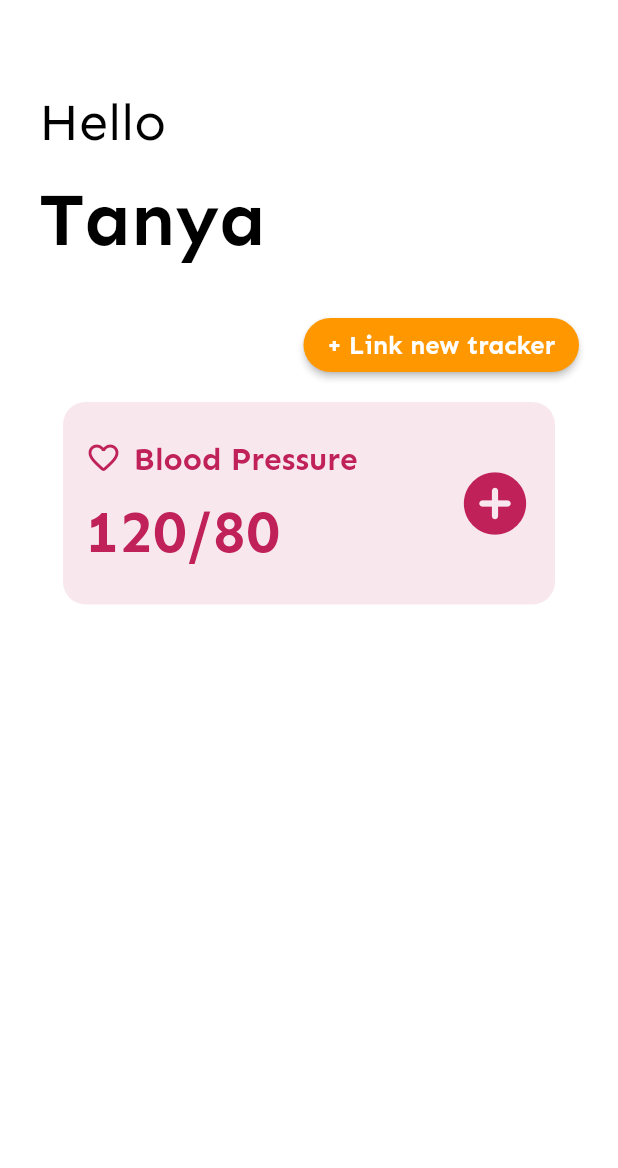
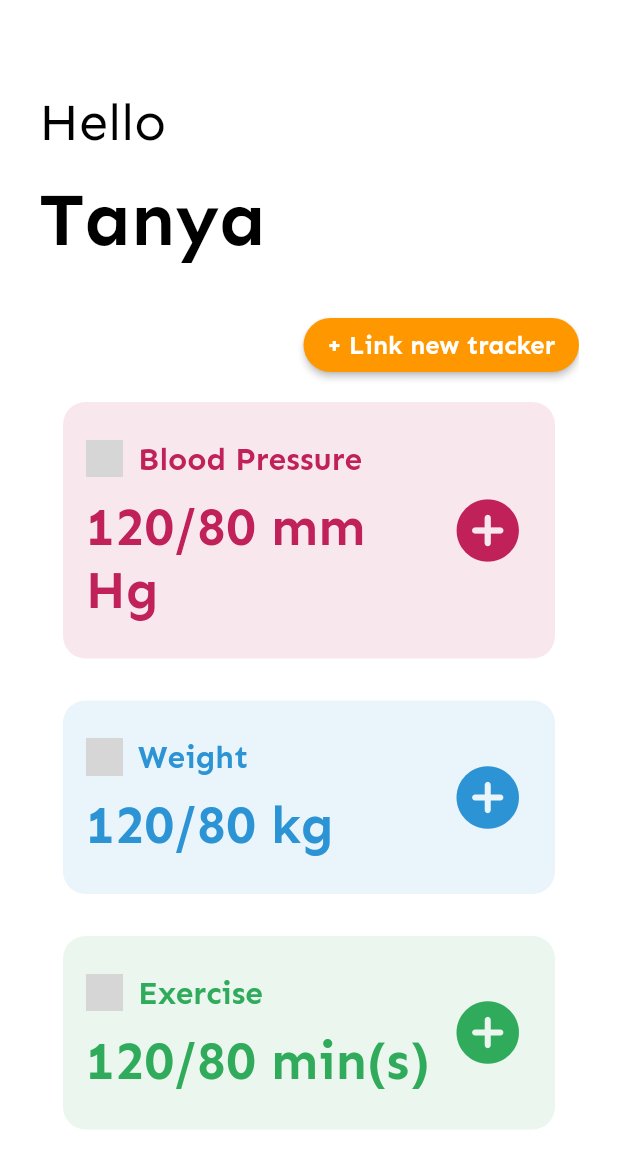
Before and after one commit to greeshmakannegolla/health_tracker, a Flutter app: the screen it shows after launch, after a tap on the "chevron right" icon, on a phone screen of 412 x 824 dp. Shown: the top 1168 px of the screen. Run offline on Flutter 3.47's test engine with Material 2 defaults, Android fonts, the light colour scheme and no system bars; our stand-ins replace cloud_firestore, firebase_core; missing offline and left inert: flutter_rounded_date_picker; accounts and stored records are empty; grey boxes are pictures that could not be loaded.

Commit message:
tracker_listing_screen implementation complete: Added icons Linked UI to mock data

```diff
--- a/health_tracker/lib/helpers/color_constants.dart
+++ b/health_tracker/lib/helpers/color_constants.dart
@@ -6,6 +6,6 @@ class ColorConstants {
   static const kAppBackgroundColor = Colors.white;
   static const kActionButtonColor = Colors.orange;
   static const kBloodPressureColor = Color(0xFFbf2158);
-  static const kExerciseColor = Color(0xFFab26d4);
+  static const kExerciseColor = Color(0xFF30ab5b);
   static const kWeightColor = Color(0xFF2c94d4);
 }
--- a/health_tracker/lib/helpers/string_constants.dart
+++ b/health_tracker/lib/helpers/string_constants.dart
@@ -1,4 +1,10 @@
+//images
 const String kWelcome = "images/welcome.jpeg";
+const String kWeight = "images/weight.png";
+const String kBp = "images/bp.png";
+const String kThunder = "images/thunder.png";
+
+//text
 const String kWelcomeMessage = "Welcome to \nyour personal \nhealth tracker";
 const String kHello = "Hello";
 const String kName = "Tanya";
--- a/health_tracker/lib/main.dart
+++ b/health_tracker/lib/main.dart
@@ -1,10 +1,12 @@
 import 'package:firebase_core/firebase_core.dart';
 import 'package:flutter/material.dart';
+import 'package:health_tracker/mock_data/mock_tracker_data.dart';
 import 'package:health_tracker/screens/welcome_page.dart';
 
 void main() async {
   WidgetsFlutterBinding.ensureInitialized();
   await Firebase.initializeApp();
+  MockTrackerList.initialize();
 
   runApp(const MaterialApp(
       debugShowCheckedModeBanner: false, home: WelcomePage()));
--- /dev/null
+++ b/health_tracker/lib/mock_data/mock_tracker_data.dart
@@ -0,0 +1,41 @@
+import 'package:flutter/material.dart';
+import 'package:health_tracker/helpers/color_constants.dart';
+import 'package:health_tracker/helpers/string_constants.dart';
+
+class MockTracker {
+  String displayName = '';
+  String unit = '';
+  String iconPath = '';
+  String id = '';
+  Color color = ColorConstants.kActionButtonColor;
+}
+
+class MockTrackerList {
+  static List<MockTracker> mockTrackers = [];
+
+  static initialize() {
+    MockTracker bpTracker = MockTracker();
+    bpTracker.displayName = 'Blood Pressure';
+    bpTracker.iconPath = kBp;
+    bpTracker.id = 'bp_data';
+    bpTracker.unit = 'mm Hg';
+    bpTracker.color = ColorConstants.kBloodPressureColor;
+    mockTrackers.add(bpTracker);
+
+    MockTracker weightTracker = MockTracker();
+    weightTracker.displayName = 'Weight';
+    weightTracker.iconPath = kWeight;
+    weightTracker.id = 'weight';
+    weightTracker.unit = 'kg';
+    weightTracker.color = ColorConstants.kWeightColor;
+    mockTrackers.add(weightTracker);
+
+    MockTracker exerciseTracker = MockTracker();
+    exerciseTracker.displayName = 'Exercise';
+    exerciseTracker.iconPath = kThunder;
+    exerciseTracker.id = 'exercise';
+    exerciseTracker.unit = 'min(s)';
+    exerciseTracker.color = ColorConstants.kExerciseColor;
+    mockTrackers.add(exerciseTracker);
+  }
+}
--- a/health_tracker/lib/reusable_widgets/health_tracker_card.dart
+++ b/health_tracker/lib/reusable_widgets/health_tracker_card.dart
@@ -1,12 +1,13 @@
+import 'package:firebase_analytics/firebase_analytics.dart';
 import 'package:flutter/material.dart';
-import 'package:health_tracker/helpers/color_constants.dart';
 import 'package:health_tracker/helpers/style_constants.dart';
+import 'package:health_tracker/mock_data/mock_tracker_data.dart';
 import 'package:health_tracker/screens/tracker_detail_screen.dart';
 import 'package:health_tracker/screens/value_entry_form.dart';
-import 'package:firebase_analytics/firebase_analytics.dart';
 
 class HealthTrackerCard extends StatefulWidget {
-  const HealthTrackerCard({Key? key}) : super(key: key);
+  final MockTracker mockTracker;
+  const HealthTrackerCard(this.mockTracker, {Key? key}) : super(key: key);
 
   @override
   _HealthTrackerCardState createState() => _HealthTrackerCardState();
@@ -19,7 +20,7 @@ class _HealthTrackerCardState extends State<HealthTrackerCard> {
     return InkWell(
       onTap: () async {
         await _analytics.logEvent(name: 'tracker_detail', parameters: {
-          'view_card': 1, //TODO: Send selected card index
+          'view_card': widget.mockTracker.id,
         });
         await Navigator.push(
             context,
@@ -27,7 +28,7 @@ class _HealthTrackerCardState extends State<HealthTrackerCard> {
                 builder: (context) => const TrackerDetailScreen()));
       },
       child: Card(
-        color: ColorConstants.kBloodPressureColor.withOpacity(0.1),
+        color: widget.mockTracker.color.withOpacity(0.1),
         shape: RoundedRectangleBorder(
           borderRadius: BorderRadius.circular(15.0),
         ),
@@ -37,48 +38,55 @@ class _HealthTrackerCardState extends State<HealthTrackerCard> {
           child: Row(
             mainAxisAlignment: MainAxisAlignment.spaceBetween,
             children: [
-              Column(
+              Expanded(
+                flex: 4,
+                child: Column(
                   crossAxisAlignment: CrossAxisAlignment.start,
                   children: [
                     Row(
                       children: [
-                      const Icon(
-                        Icons.favorite_border_rounded,
-                        color: ColorConstants.kBloodPressureColor,
+                        Image.asset(
+                          widget.mockTracker.iconPath,
+                          color: widget.mockTracker.color,
+                          height: 25,
+                          width: 25,
                         ),
-                      //TODO:Get icon, color from prev screen
                         const SizedBox(
-                        width: 8,
+                          width: 10,
                         ),
                         Text(
-                        "Blood Pressure",
+                          widget.mockTracker.displayName,
                           style: kSubText.copyWith(
-                          color: ColorConstants.kBloodPressureColor,
+                            color: widget.mockTracker.color,
                           ),
-                      ) //TODO:Get from prev screen
+                        )
                       ],
                     ),
                     const SizedBox(
                       height: 12,
                     ),
-                  Text("120/80", //TODO: Get latest entry
+                    Text(
+                        "120/80 " + //TODO: Get latest entry
+                            widget.mockTracker.unit,
                         style: kSubText.copyWith(
-                          color: ColorConstants.kBloodPressureColor,
-                          fontSize: 40))
+                            color: widget.mockTracker.color, fontSize: 35))
                   ],
                 ),
-              InkWell(
+              ),
+              Expanded(
+                flex: 1,
+                child: InkWell(
                   onTap: () {
                     Navigator.push(
                         context,
                         MaterialPageRoute(
                             builder: (context) => const AddEditForm()));
                   },
-                child: const Icon(
+                  child: Icon(
                     Icons.add_circle_rounded,
                     size: 50,
-                  color: ColorConstants
-                      .kBloodPressureColor, //TODO:Get from prev screen
+                    color: widget.mockTracker.color,
+                  ),
                 ),
               )
             ],
--- a/health_tracker/lib/screens/tracker_detail_screen.dart
+++ b/health_tracker/lib/screens/tracker_detail_screen.dart
@@ -4,6 +4,7 @@ import 'package:health_tracker/helpers/color_constants.dart';
 import 'package:health_tracker/helpers/style_constants.dart';
 import 'package:health_tracker/models/tracker_detail_model.dart';
 import 'package:health_tracker/screens/value_entry_form.dart';
+import 'package:intl/intl.dart';
 
 class TrackerDetailScreen extends StatefulWidget {
   const TrackerDetailScreen({Key? key}) : super(key: key);
@@ -15,7 +16,6 @@ class TrackerDetailScreen extends StatefulWidget {
 class _TrackerDetailScreenState extends State<TrackerDetailScreen> {
   @override
   void initState() {
-    // TODO: implement initState
     super.initState();
     listenToData();
   }
@@ -91,7 +91,7 @@ class _TrackerDetailScreenState extends State<TrackerDetailScreen> {
       DataColumn(
           label: Expanded(
         child: Text(
-          'Blood Pressure \n(in mm Hg)', //TODO: Change from db, check UI issue
+          'Blood Pressure \n(in mm Hg)', //TODO: Change from db
           style: kSubHeader.copyWith(fontSize: 20),
         ),
       )),
@@ -102,7 +102,7 @@ class _TrackerDetailScreenState extends State<TrackerDetailScreen> {
     return entries.trackerDataList
         .map((entry) => DataRow(cells: [
               DataCell(Text(
-                entry.date.toString(), //TODO:Format
+                DateFormat("dd MMM, yyyy").format(entry.date),
                 textAlign: TextAlign.center,
                 style: kSubHeader.copyWith(fontWeight: FontWeight.w400),
               )),
--- a/health_tracker/lib/screens/tracker_listing_screen.dart
+++ b/health_tracker/lib/screens/tracker_listing_screen.dart
@@ -2,6 +2,7 @@ import 'package:flutter/material.dart';
 import 'package:health_tracker/helpers/color_constants.dart';
 import 'package:health_tracker/helpers/string_constants.dart';
 import 'package:health_tracker/helpers/style_constants.dart';
+import 'package:health_tracker/mock_data/mock_tracker_data.dart';
 import 'package:health_tracker/reusable_widgets/health_tracker_card.dart';
 
 class TrackerListingScreen extends StatefulWidget {
@@ -61,26 +62,14 @@ class _TrackerListingScreenState extends State<TrackerListingScreen> {
                   ListView.builder(
                     shrinkWrap: true,
                     physics: const ClampingScrollPhysics(),
-                    itemCount: 1, //TODO: Change later
+                    itemCount: MockTrackerList.mockTrackers.length,
                     itemBuilder: (BuildContext ctx, int index) {
                       return Padding(
                         padding: const EdgeInsets.symmetric(
                             vertical: 10, horizontal: 12),
-                        child: InkWell(
-                            onTap: () {
-                              //Navigation to the selected health tracker
-                              // Navigator.push(
-                              //   context,
-                              //   MaterialPageRoute(
-                              //       builder: (context) =>
-                              //           RestaurantDetailScreen(
-                              //               _filteredRestaurantList[index])),
-                              // );
-                            },
-                            child: const HealthTrackerCard(
-                                // _filteredRestaurantList[index],
-                                // key: UniqueKey(), //TODO: Send correct data
-                                )),
+                        child: HealthTrackerCard(
+                          MockTrackerList.mockTrackers[index],
+                        ),
                       );
                     },
                   ),
```
Also changed, not shown: health_tracker/images/bp.png, health_tracker/images/thunder.png (added), health_tracker/images/weight.jpeg (deleted), health_tracker/images/weight.png (added). Lines whose indentation alone changed are shown as unchanged.
